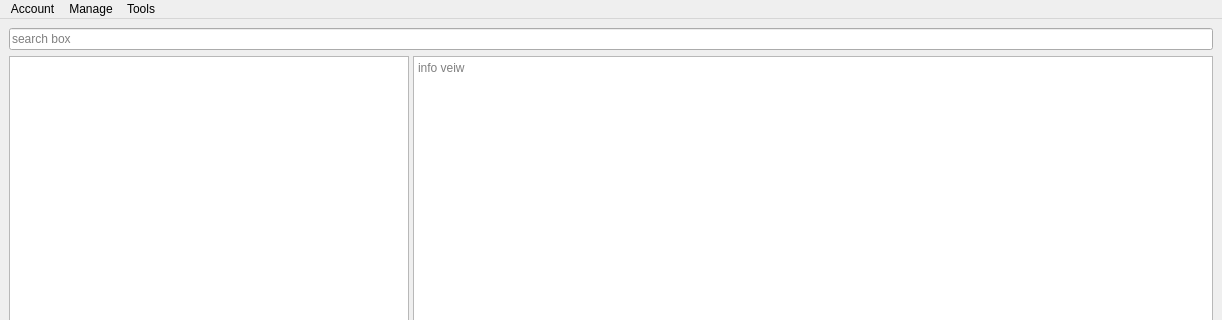
Above: main-page/imdb.ui from UniversityOfIsfahan-DS-00/phase1-mat-mot before the change; both pictures show x 0 to 1222 and y 0 to 320 of the 1222 by 634 pixel window. Below: the same form after it.
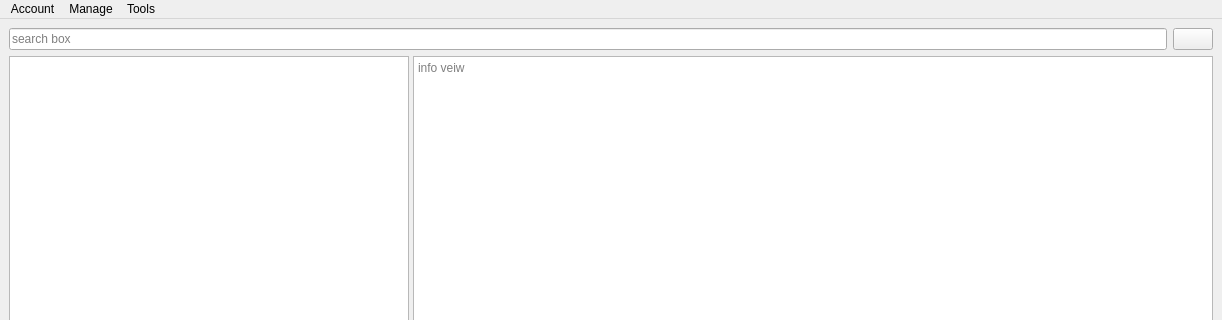
That is the form after the change. Icons and pictures are not drawn.

Commit message: adding icon for action btn

What changed in the file:
```diff
--- a/main-page/imdb.ui
+++ b/main-page/imdb.ui
@@ -16,11 +16,29 @@
   <widget class="QWidget" name="centralwidget">
    <layout class="QVBoxLayout" name="verticalLayout">
     <item>
-     <widget class="QLineEdit" name="search_box">
-      <property name="placeholderText">
-       <string>search box</string>
+     <layout class="QHBoxLayout" name="horizontalLayout">
+      <property name="sizeConstraint">
+       <enum>QLayout::SetMinimumSize</enum>
       </property>
-     </widget>
+      <item>
+       <widget class="QLineEdit" name="search_box">
+        <property name="placeholderText">
+         <string>search box</string>
+        </property>
+       </widget>
+      </item>
+      <item>
+       <widget class="QPushButton" name="refreshbtn">
+        <property name="text">
+         <string/>
+        </property>
+        <property name="icon">
+         <iconset resource="../data/icon.qrc">
+          <normaloff>:/new/icon/svg/fi-rr-refresh.svg</normaloff>:/new/icon/svg/fi-rr-refresh.svg</iconset>
+        </property>
+       </widget>
+      </item>
+     </layout>
     </item>
     <item>
      <widget class="QSplitter" name="splitter">
```
Left out of the diff: 54 changed lines with no effect on the pictures. The commit also changes 2 other files.
